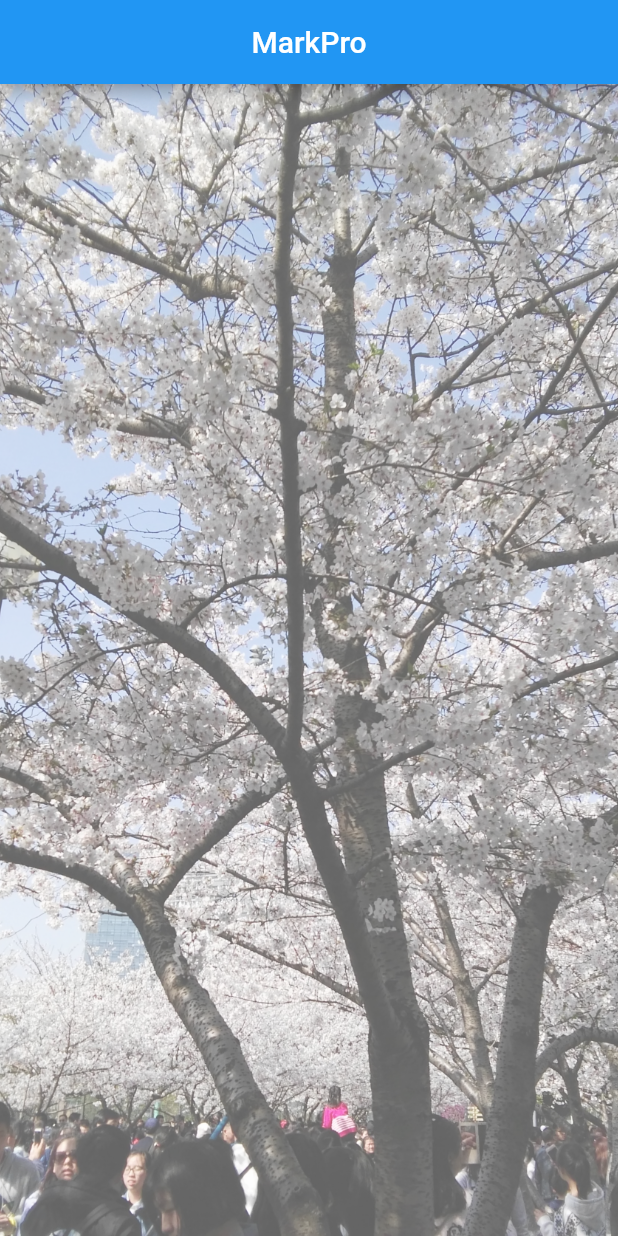
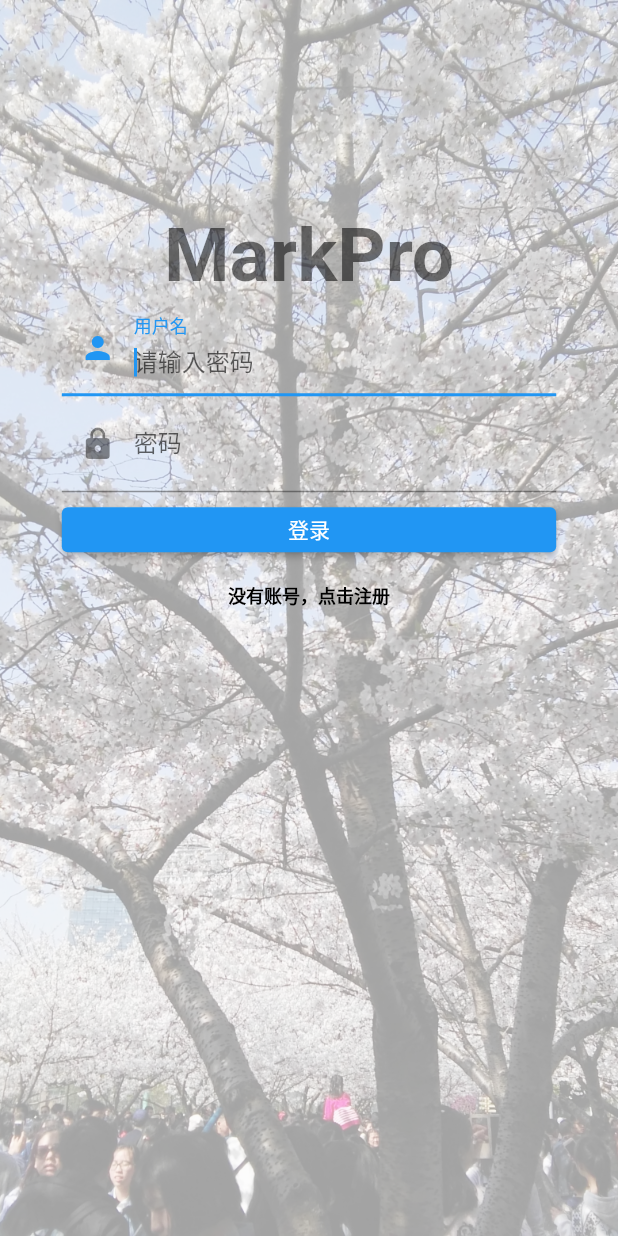
Before and after one commit to skyleaworlder/MarkPro, a Flutter app: the screen it shows after launch, on a phone screen of 412 x 824 dp. Run offline on Flutter 3.47's test engine with Material 2 defaults, Android fonts, the phone set to English and light mode, and no system bars; our stand-ins replace loggy.

Commit message:
add: init login page

```diff
--- a/lib/main.dart
+++ b/lib/main.dart
@@ -1,6 +1,14 @@
 import 'package:flutter/material.dart';
+import 'package:loggy/loggy.dart';
+import 'package:mark_pro/pages/Login.dart';
 
 void main() {
+  Loggy.initLoggy(
+    logOptions: const LogOptions(
+      LogLevel.all,
+      stackTraceLevel: LogLevel.error,
+    )
+  );
   runApp(const MyApp());
 }
 
@@ -15,7 +23,7 @@ class MyApp extends StatelessWidget {
       theme: ThemeData(
         primarySwatch: Colors.blue,
       ),
-      home: const MyHomePage(title: 'MarkPro'),
+      home: const MyHomePage(title: "MarkPro"),
     );
   }
 }
@@ -32,23 +40,6 @@ class MyHomePage extends StatefulWidget {
 class _MyHomePageState extends State<MyHomePage> {
   @override
   Widget build(BuildContext context) {
-    return Scaffold(
-      appBar: AppBar(
-       title: Center(
-         child: Text(widget.title),
-       ),
-      ),
-      body: Center(
-        child: Image.asset(
-          "assets/sakura.jpg",
-          // 图片占据全屏
-          width: MediaQuery.of(context).size.width,
-          height: MediaQuery.of(context).size.height,
-          color: Colors.white.withOpacity(0.6),
-          colorBlendMode: BlendMode.modulate,
-          fit: BoxFit.cover,
-        )
-      ),
-    );
+    return LoginPage(title: widget.title);
   }
 }
--- /dev/null
+++ b/lib/pages/Login.dart
@@ -0,0 +1,122 @@
+import 'package:flutter/material.dart';
+import 'package:loggy/loggy.dart';
+
+class LoginPage extends StatefulWidget {
+  final String title;
+
+  const LoginPage({
+    Key? key,
+    required this.title,
+  }) : super(key: key);
+
+  @override
+  _LoginPageState createState() => _LoginPageState();
+}
+
+class _LoginPageState extends State<LoginPage> with UiLoggy {
+  TextEditingController username = TextEditingController();
+  TextEditingController password = TextEditingController();
+
+  bool registerButtonHover = false;
+
+  @override
+  Widget build(BuildContext context) {
+    return Scaffold(
+      body: Center(
+        child: Stack(
+          children: <Widget>[
+            Container(
+              decoration: const BoxDecoration(
+                // 背景图片
+                image: DecorationImage(
+                  image: AssetImage("assets/sakura.jpg"),
+                  fit: BoxFit.cover,
+                  opacity: 0.35,
+                ),
+              ),
+            ),
+            // 注册页面元素
+            Positioned(
+              top: MediaQuery.of(context).size.width * 0.1,
+              left: MediaQuery.of(context).size.width * 0.1,
+              child: SizedBox(
+                width: MediaQuery.of(context).size.width * 0.8,
+                child: Column(
+                  children: [
+                    const SizedBox(
+                      height: 100,
+                    ),
+                    const Text(
+                      "MarkPro",
+                      style: TextStyle(
+                        color: Colors.black54,
+                        fontSize: 50,
+                        fontWeight: FontWeight.w600,
+                      ),
+                    ),
+                    TextField(
+                      autofocus: true,
+                      decoration: const InputDecoration(
+                        prefixIcon: Icon(Icons.person),
+                        labelText: "用户名",
+                        hintText: "请输入密码",
+                      ),
+                      onChanged: (username) {
+                        this.username.text = username;
+                      },
+                    ),
+                    TextField(
+                      obscureText: true,
+                      decoration: const InputDecoration(
+                        prefixIcon: Icon(Icons.lock),
+                        labelText: "密码",
+                        hintText: "请输入密码",
+                      ),
+                      onChanged: (password) {
+                        this.password.text = password;
+                      }
+                    ),
+                    const SizedBox(height: 10,),
+                    SizedBox(
+                      width: MediaQuery.of(context).size.width,
+                      height: 30,
+                      child: ElevatedButton(
+                        child: const Text("登录"),
+                        onPressed: () {
+                          loggy.debug("login username: " + this.username.text);
+                          loggy.debug("login password: " + this.password.text);
+                        },
+                      ),
+                    ),
+                    const SizedBox(height: 5,),
+                    TextButton(
+                      child: Text(
+                        "没有账号，点击注册",
+                        style: TextStyle(
+                          color: registerButtonHover ? Colors.blue[800] : Colors.black,
+                          fontSize: 12,
+                          fontWeight: FontWeight.w700,
+                          shadows: const <Shadow>[
+                            Shadow(color: Colors.black)
+                          ]
+                        ),
+                      ),
+                      onHover: (hover) {
+                        setState(() {
+                          registerButtonHover = hover;
+                        });
+                      },
+                      onPressed: () {
+                        loggy.debug("goto register page");
+                      },
+                    ),
+                  ],
+                ),
+              ),
+            ),
+          ],
+        ),
+      ),
+    );
+  }
+}
--- a/pubspec.yaml
+++ b/pubspec.yaml
@@ -1,4 +1,4 @@
-name: flutter_application_1
+name: mark_pro
 description: A new Flutter project.
 
 # The following line prevents the package from being accidentally published to
@@ -29,6 +29,9 @@ environment:
 dependencies:
   flutter:
     sdk: flutter
+
+  loggy: ^2.0.1+1
+  flutter_loggy: ^2.0.1
 
 
   # The following adds the Cupertino Icons font to your application.
```
Also changed, not shown: pubspec.lock.
